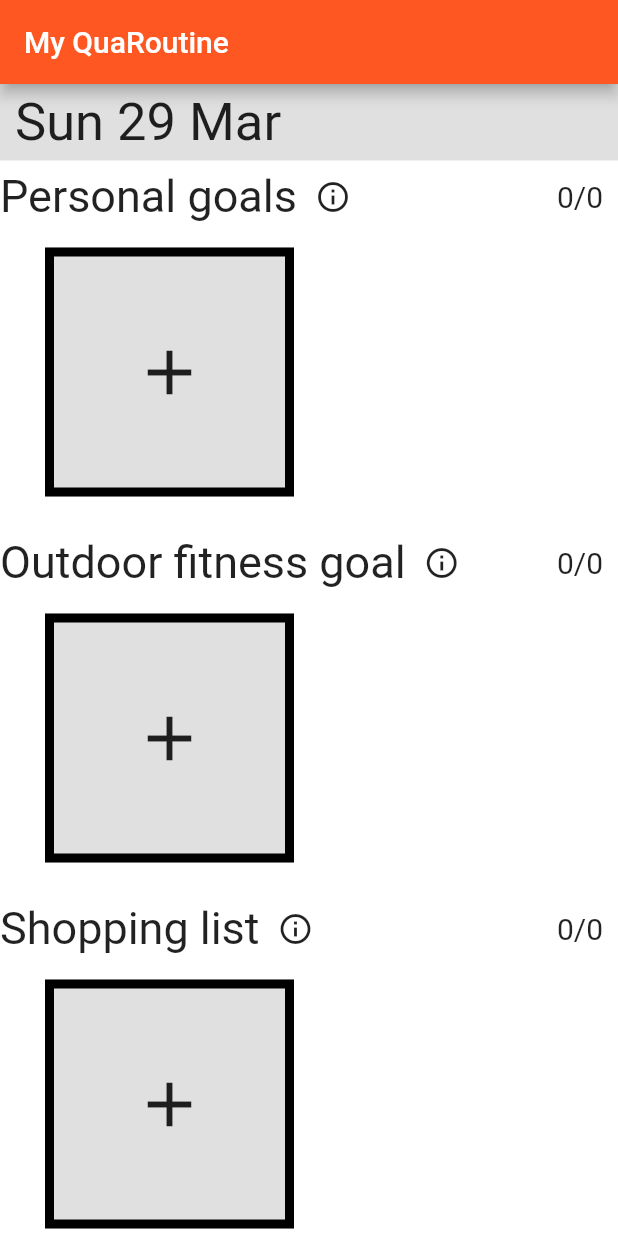
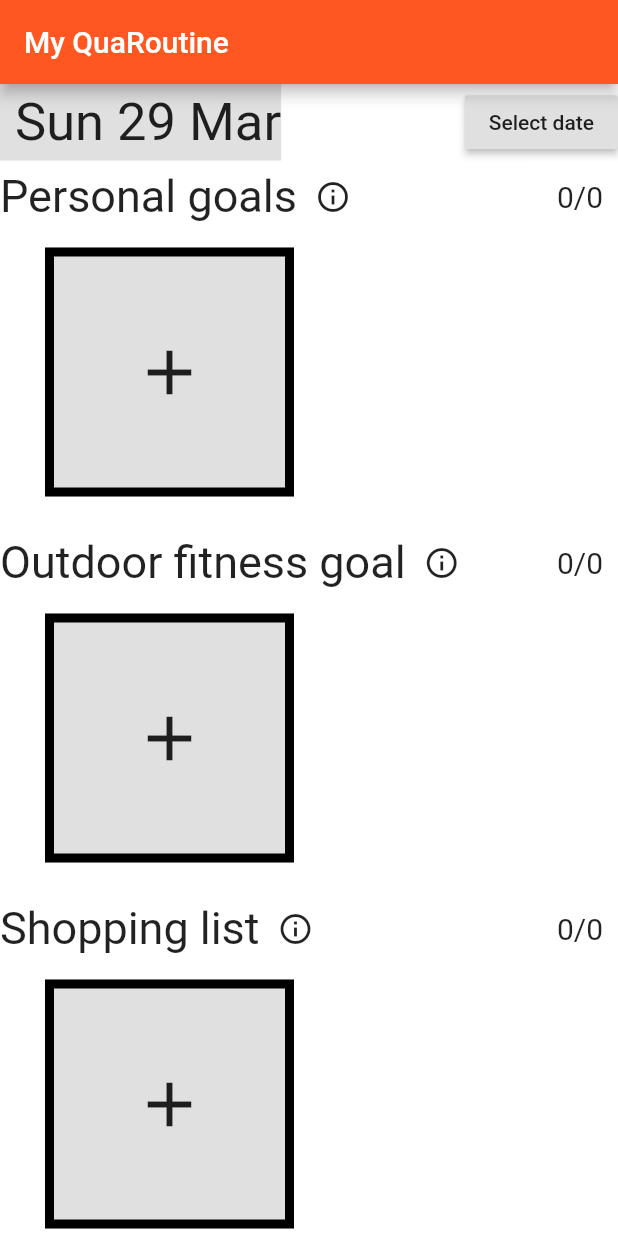
Before and after one commit to fraserdscott/myQuaroutine, a Flutter app: the screen it shows after launch, on a phone screen of 412 x 824 dp. Run offline on Flutter 3.47's test engine with Material 2 defaults, Android fonts, the phone set to English and light mode, and no system bars; our stand-ins replace sqflite; accounts and stored records are empty.

Commit message:
Fully integrate goals for different days

```diff
--- a/my_quaroutine/lib/components/buttons.dart
+++ b/my_quaroutine/lib/components/buttons.dart
@@ -31,7 +31,7 @@ class ViewActivityButtonState extends State<ViewActivityButton> {
         width: 150,
         height: 150,
         child: FlatButton(
-            color: Colors.white,
+            color: Color(0x80FFBB91),
             shape: border(),
             child: Stack(children: <Widget>[
               Container(
@@ -67,9 +67,19 @@ Widget tick_or_not(activityCompleted) {
   }
 }
 
+
+class Data {
+  final Category category;
+  final DateTime date;
+
+  Data({this.category, this.date});
+}
+
 class CreateActivityButton extends StatelessWidget {
   final Category category;
-  CreateActivityButton({this.category});
+  final DateTime date;
+
+  CreateActivityButton({this.category, this.date});
 
   @override
   Widget build(BuildContext context) {
@@ -89,7 +99,7 @@ class CreateActivityButton extends StatelessWidget {
                 );
               } else {
                 Navigator.pushNamed(context, CreateGoalForm.routeName,
-                    arguments: category);
+                    arguments: Data(category: category, date: date));
               }
             }));
   }
--- a/my_quaroutine/lib/main.dart
+++ b/my_quaroutine/lib/main.dart
@@ -1,5 +1,6 @@
 import 'dart:math';
 
+import 'package:flutter/cupertino.dart';
 import 'package:flutter/material.dart';
 import 'package:my_quaroutine/models/Category.dart';
 import 'package:my_quaroutine/theme/style.dart';
@@ -66,6 +67,20 @@ class MyHomePage extends StatefulWidget {
 }
 
 class _MyHomePageState extends State<MyHomePage> {
+  DateTime selectedDate = DateTime.now();
+
+  Future<Null> _selectDate(BuildContext context) async {
+    final DateTime picked = await showDatePicker(
+        context: context,
+        initialDate: selectedDate,
+        firstDate: DateTime(2015, 8),
+        lastDate: DateTime(2101));
+    if (picked != null && picked != selectedDate)
+      setState(() {
+        selectedDate = picked;
+      });
+  }
+
   @override
   Widget build(BuildContext context) {
     createDatabase();
@@ -77,24 +92,32 @@ class _MyHomePageState extends State<MyHomePage> {
         ),
         body: Column(
           children: <Widget>[
+            Row(children: <Widget>[
               Container(
                   color: Colors.black12,
                   padding: EdgeInsets.only(left: 10, top: 5, bottom: 5),
                   child: Align(
                       alignment: Alignment.topLeft,
                       child: Text(
-                      true
-                          ? DateFormat('EEE d MMM').format(DateTime.now())
-                          : "Today",
+                        DateFormat('EEE d MMM').format(selectedDate),
                         style: TextStyle(fontSize: 35),
                       ))),
-            projectWidget()
+              Expanded(
+                  flex: 3,
+                  child: Align(
+                      alignment: Alignment.bottomRight,
+                      child: RaisedButton(
+                        onPressed: () => _selectDate(context),
+                        child: Text('Select date'),
+                      ))),
+            ]),
+            projectWidget(selectedDate)
           ],
         ));
   }
 }
 
-Widget projectWidget() {
+Widget projectWidget(DateTime selectedDate) {
   return new Expanded(
       child: FutureBuilder<List<Goal>>(
     future: goals(),
@@ -136,10 +159,16 @@ Widget projectWidget() {
                           )),
                     )
                   ]),
-                  Column(
-                      mainAxisSize: MainAxisSize.max,
-                      children:  <Widget> [GoalGridView(
-                          filterCategory: cats[index], goals: snapshot.data)])
+                  Column(mainAxisSize: MainAxisSize.max, children: <Widget>[
+                    GoalGridView(
+                      date:selectedDate,
+                        filterCategory: cats[index],
+                        goals: snapshot.data
+                            .where((i) =>
+                                i.date.difference(selectedDate).inDays == 0 &&
+                                i.date.day == selectedDate.day)
+                            .toList())
+                  ])
                 ]);
               },
             );
@@ -163,7 +192,9 @@ String makeCompletedCount(Category cat, data) {
 class GoalListView extends StatelessWidget {
   final Category filterCategory;
   final List<Goal> goals;
-  GoalListView({this.filterCategory, this.goals});
+  final DateTime date;
+
+  GoalListView({this.filterCategory, this.goals, this.date});
 
   @override
   Widget build(BuildContext context) {
@@ -177,6 +208,7 @@ class GoalListView extends StatelessWidget {
               !(index >= filterCategory.limit)) {
             return CreateActivityButton(
               category: filterCategory,
+              date: date,
             );
           }
           return ViewActivityButton(
@@ -189,7 +221,9 @@ class GoalListView extends StatelessWidget {
 class GoalGridView extends StatelessWidget {
   final Category filterCategory;
   final List<Goal> goals;
-  GoalGridView({this.filterCategory, this.goals});
+  final DateTime date;
+
+  GoalGridView({this.filterCategory, this.goals, this.date});
 
   @override
   Widget build(BuildContext context) {
@@ -203,6 +237,7 @@ class GoalGridView extends StatelessWidget {
       if (index == filteredGoals.length && !(index >= filterCategory.limit)) {
         tiles.add(CreateActivityButton(
           category: filterCategory,
+          date: date,
         ));
       } else {
         tiles.add(ViewActivityButton(
--- a/my_quaroutine/lib/models/Goal.dart
+++ b/my_quaroutine/lib/models/Goal.dart
@@ -1,18 +1,20 @@
+import 'package:intl/intl.dart';
+
 class Goal {
   final int id;
   final String name;
   final String type;
+  final DateTime date;
   bool complete;
 
-  // Goals initially have no ID as this is auto incremented from database
-  // Goals are initially not completed
-  Goal({this.id = -1, this.name, this.type, this.complete = false});
+  Goal({this.id = -1, this.name, this.type, this.date, this.complete = false});
 
   Map<String, dynamic> toMap() {
     return {
       'id': id,
       'name': name,
       'type': type,
+      'date': date.toString().substring(0,10),
       'complete': complete,
     };
   }
```
Also changed, not shown: my_quaroutine/lib/create_goal_form.dart (+8 -3 lines), my_quaroutine/lib/database_helpers.dart (+5 -4 lines). Lines whose indentation alone changed are shown as unchanged.
